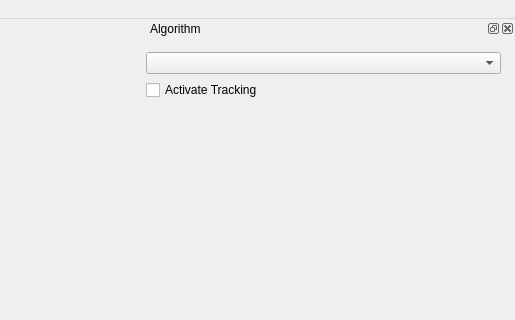
Qt form BioTracker/CoreApp/BioTracker/View/MainWindow.ui (BioroboticsLab/biotracker_core) before a commit; both pictures show x 539 to 1054 and y 0 to 320 of the 1054 by 871 pixel window.
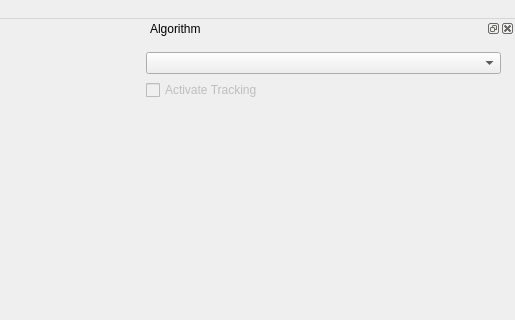
The same form after that commit.

Commit message: activate tracking checkbox is now disabled when no tracker is loaded

```diff
--- a/BioTracker/CoreApp/BioTracker/View/MainWindow.ui
+++ b/BioTracker/CoreApp/BioTracker/View/MainWindow.ui
@@ -261,7 +261,7 @@
         <item>
          <widget class="QCheckBox" name="checkBox_TrackingActivated">
           <property name="enabled">
-           <bool>true</bool>
+           <bool>false</bool>
           </property>
           <property name="text">
            <string>Activate Tracking</string>
```
The commit also changes 2 other files.
